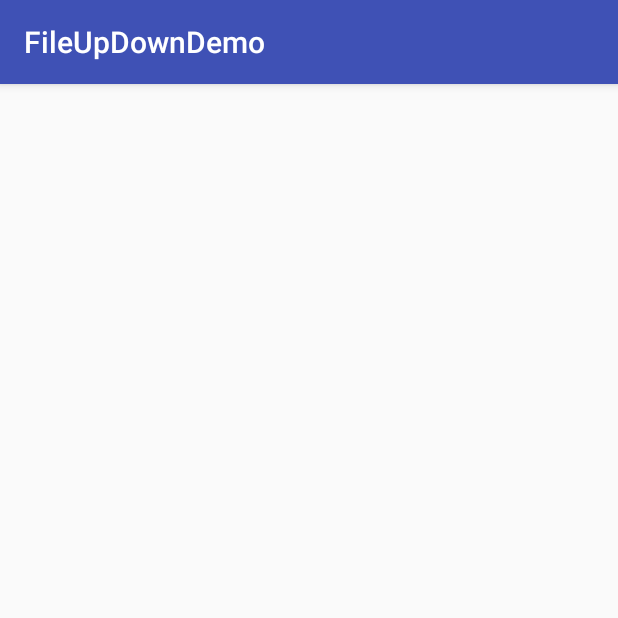
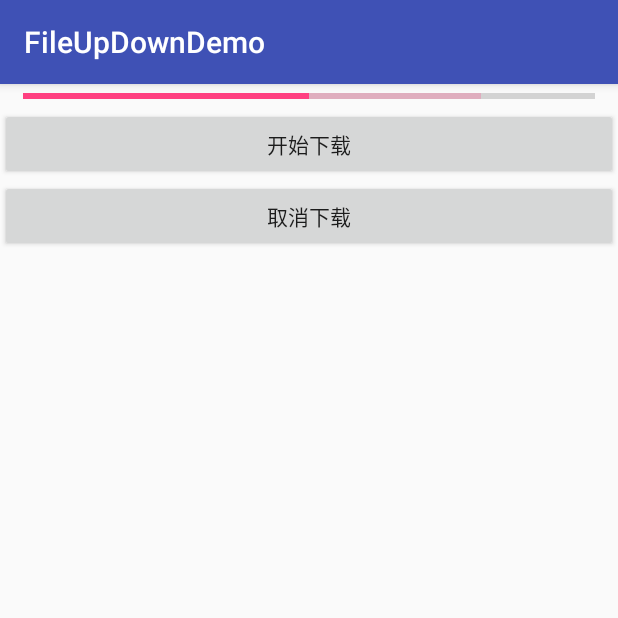
Before and after one commit to 2665867688/FileUpDownDemo, an Android app: the TDownLoadActivity screen opened directly, with no data from a screen before it, on a phone screen of 412 x 824 dp, the top half of it. Run offline under Robolectric (Android 15) with nearby library versions, the phone set to English and light mode, and no system bars; our stand-ins replace data binding.

Commit message:
简单下载

```diff
--- a/app/build.gradle
+++ b/app/build.gradle
@@ -36,4 +36,5 @@ dependencies {
     implementation 'org.greenrobot:greendao:3.2.2'
     // add library
     implementation 'com.android.support:recyclerview-v7:27.1.1'
+    implementation 'com.squareup.okhttp3:okhttp:3.10.0'
 }
--- a/app/src/main/java/com/yue/fileupdown/ui/download/TDownLoadActivity.java
+++ b/app/src/main/java/com/yue/fileupdown/ui/download/TDownLoadActivity.java
@@ -19,4 +19,6 @@ public class TDownLoadActivity extends AppCompatActivity {
         super.onCreate(savedInstanceState);
         setContentView(R.layout.activity_tdown_load);
     }
+
+
 }
--- a/app/src/main/res/layout/activity_tdown_load.xml
+++ b/app/src/main/res/layout/activity_tdown_load.xml
@@ -1,9 +1,41 @@
 <?xml version="1.0" encoding="utf-8"?>
-<android.support.constraint.ConstraintLayout xmlns:android="http://schemas.android.com/apk/res/android"
-    xmlns:app="http://schemas.android.com/apk/res-auto"
-    xmlns:tools="http://schemas.android.com/tools"
-    android:layout_width="match_parent"
-    android:layout_height="match_parent"
-    tools:context=".ui.download.TDownLoadActivity">
+<layout>
 
-</android.support.constraint.ConstraintLayout>
+    <data>
+
+    </data>
+
+    <LinearLayout xmlns:android="http://schemas.android.com/apk/res/android"
+        xmlns:app="http://schemas.android.com/apk/res-auto"
+        xmlns:tools="http://schemas.android.com/tools"
+        android:layout_width="match_parent"
+        android:layout_height="match_parent"
+        android:orientation="vertical"
+        tools:context=".ui.download.TDownLoadActivity">
+
+
+        <ProgressBar
+            android:id="@+id/progressBarHorizontal"
+            style="?android:attr/progressBarStyleHorizontal"
+            android:layout_width="match_parent"
+            android:layout_height="wrap_content"
+            android:layout_marginLeft="15dp"
+            android:layout_marginRight="15dp"
+            android:max="100"
+            android:progress="50"
+            android:secondaryProgress="80" />
+
+        <Button
+            android:id="@+id/btn_tdl_start"
+            android:layout_width="match_parent"
+            android:layout_height="wrap_content"
+            android:text="开始下载" />
+
+        <Button
+            android:id="@+id/btn_tdl_stop"
+            android:layout_width="match_parent"
+            android:layout_height="wrap_content"
+            android:text="取消下载" />
+
+    </LinearLayout>
+</layout>
```
